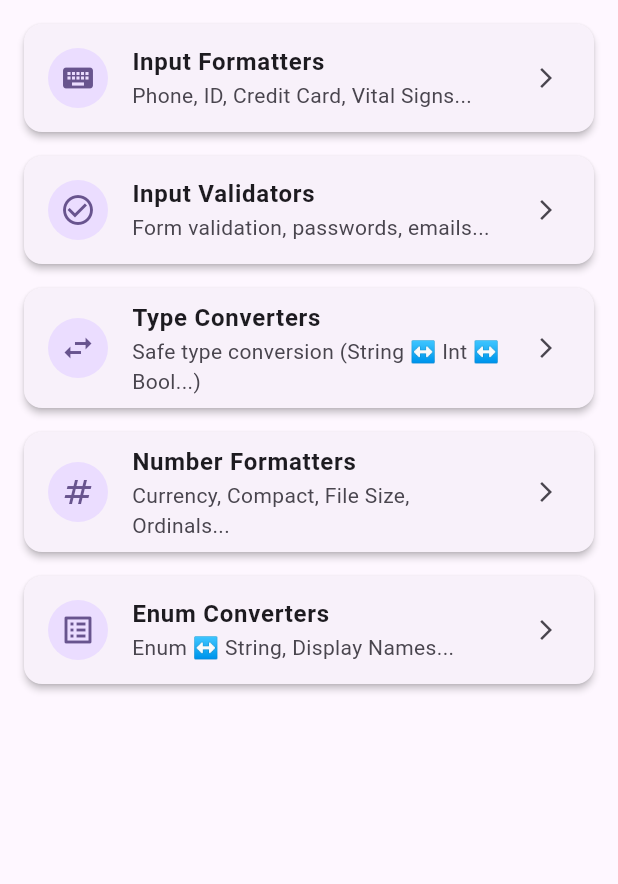
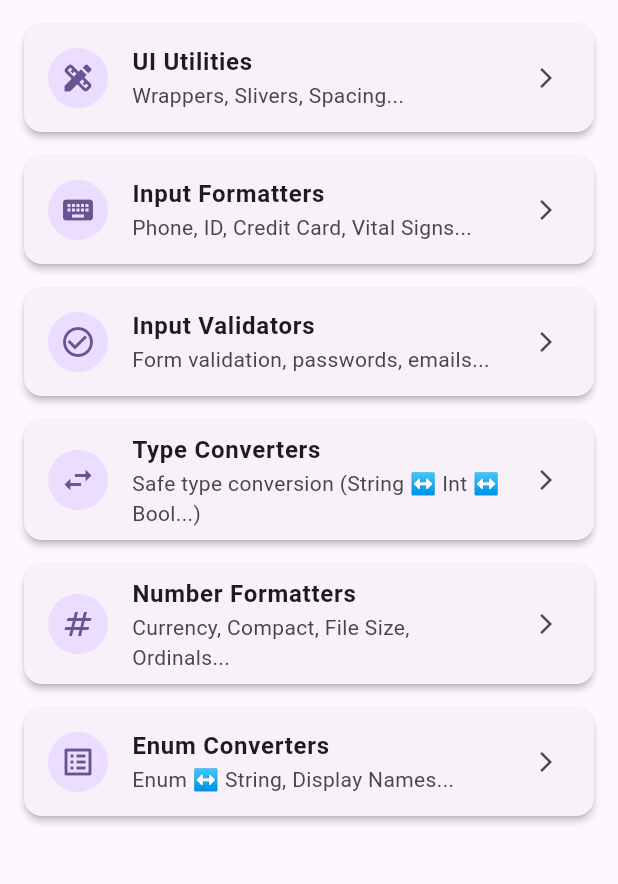
Before and after one commit to SmartMindSYSCoder/smart_utils_package, a Flutter app: the screen it shows after launch, on a phone screen of 412 x 824 dp, the part 84-968 px from its top. Run offline on Flutter 3.47's test engine with Material 3 defaults, Android fonts, the phone set to English and light mode, and no system bars; our stand-ins replace get, logger.

Commit message:
feat: integrate AppWrapper and DoubleTapExitWrapper in example app

```diff
--- a/example/lib/main.dart
+++ b/example/lib/main.dart
@@ -4,6 +4,8 @@ import 'package:smart_utils_example/pages/input_formatters_page.dart';
 import 'package:smart_utils_example/pages/input_validators_page.dart';
 import 'package:smart_utils_example/pages/number_formatters_page.dart';
 import 'package:smart_utils_example/pages/type_converters_page.dart';
+import 'package:smart_utils_example/pages/ui_utilities_page.dart';
+import 'package:smart_utils_package/smart_utils_package.dart';
 
 void main() {
   runApp(const MyApp());
@@ -14,7 +16,11 @@ class MyApp extends StatelessWidget {
 
   @override
   Widget build(BuildContext context) {
-    return MaterialApp(
+    // 1. Wrap with AppWrapper for text scaling and safe area management
+    return AppWrapper(
+      minTextScale: 0.8,
+      maxTextScale: 1.2,
+      child: MaterialApp(
         title: 'Smart Utils Demo',
         debugShowCheckedModeBanner: false,
         theme: ThemeData(
@@ -26,7 +32,13 @@ class MyApp extends StatelessWidget {
             fillColor: Colors.grey.shade50,
           ),
         ),
-      home: const HomePage(),
+        // 2. Wrap default home with DoubleTapExitWrapper
+        home: DoubleTapExitWrapper(
+          exitMessage: 'Press back again to exit',
+          snackbarBackgroundColor: Colors.deepPurple,
+          child: const HomePage(),
+        ),
+      ),
     );
   }
 }
@@ -45,6 +57,13 @@ class HomePage extends StatelessWidget {
       body: ListView(
         padding: const EdgeInsets.all(16),
         children: [
+          _buildMenuItem(
+            context,
+            title: 'UI Utilities',
+            subtitle: 'Wrappers, Slivers, Spacing...',
+            icon: Icons.design_services,
+            page: const UiUtilitiesDemo(),
+          ),
           _buildMenuItem(
             context,
             title: 'Input Formatters',
```
Lines whose indentation alone changed are shown as unchanged.
